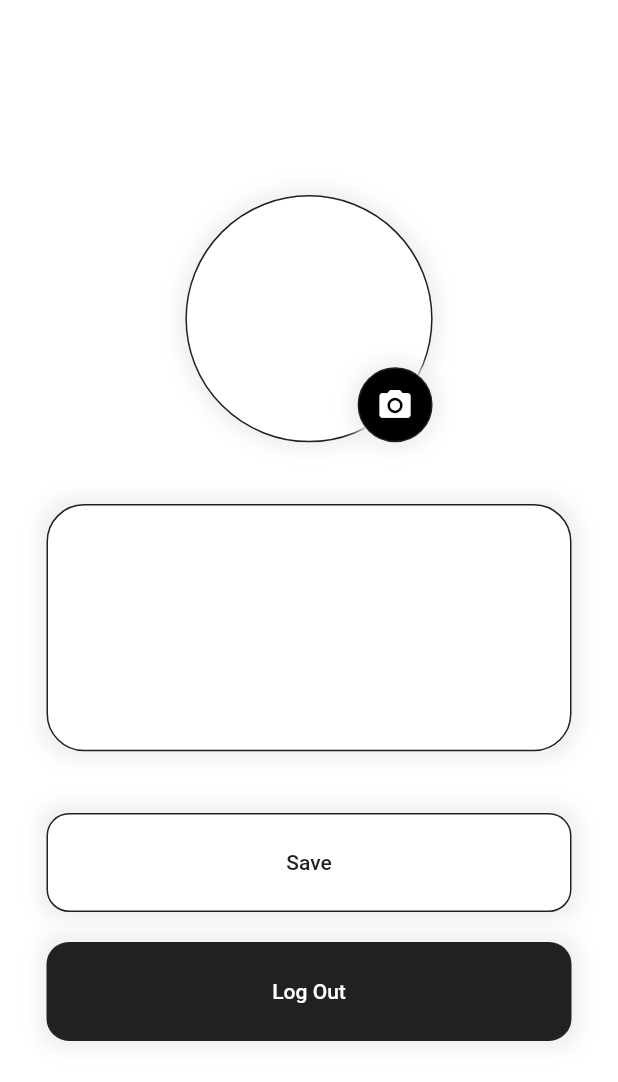
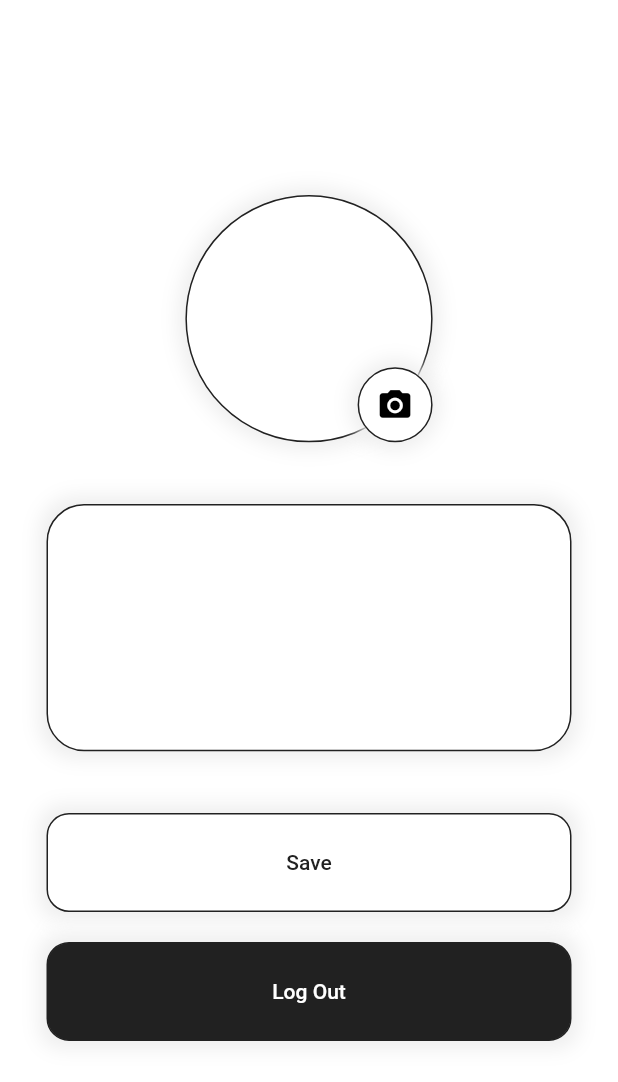
Before and after one commit to CengizhanParlak/assignment, a Flutter app: the ProfileScreen screen opened by its route, on a phone screen of 412 x 824 dp. Shown: the top 1082 px of the screen. Run offline on Flutter 3.47's test engine with Material 2 defaults, Android fonts, the phone set to English and light mode, and no system bars; our stand-ins replace flutter_html, flutter_mobx, geolocator, google_maps_flutter, image_picker, mobx and 2 more; missing offline and left inert: dart:ffi; accounts and stored records are empty; generated files the repository leaves out were written again; network calls fail.

```diff
--- a/lib/view/home/profile/view/profile_screen_view.dart
+++ b/lib/view/home/profile/view/profile_screen_view.dart
@@ -62,20 +62,46 @@ class _ProfileScreenState extends State<ProfileScreen> {
                 Positioned(
                   bottom: 0,
                   right: 0,
-                  child: Container(
-                    decoration: _getDecoration(context, 50, Colors.black),
+                  child: Observer(builder: (_) {
+                    if (!_accountViewModel!.isAccountImageEmpty) {
+                      return Container(
+                        decoration: BoxDecoration(
+                          shape: BoxShape.circle,
+                          image: DecorationImage(
+                            fit: BoxFit.fill,
+                            image: NetworkImage(
+                              _accountViewModel!.getAccountImage,
+                            ),
+                          ),
+                        ),
                         child: IconButton(
                           tooltip: 'Fotoğraf yükle',
                           icon: Icon(
                             Icons.camera_alt,
-                        color: Colors.white,
+                            color: Colors.black,
                             size: size.height * 0.03,
                           ),
                           onPressed: () async {
                             await showCameraModal(context, size);
                           },
                         ),
+                      );
+                    }
+                    return Container(
+                      decoration: _getDecoration(context, 100, Colors.white),
+                      child: IconButton(
+                        tooltip: 'Fotoğraf yükle',
+                        icon: Icon(
+                          Icons.camera_alt,
+                          color: Colors.black,
+                          size: size.height * 0.03,
                         ),
+                        onPressed: () async {
+                          await showCameraModal(context, size);
+                        },
+                      ),
+                    );
+                  }),
                 ),
               ],
             ),
@@ -223,9 +249,10 @@ class _ProfileScreenState extends State<ProfileScreen> {
                                               ),
                                             ),
                                             onPressed: () async {
-                                              final pickedFile = await _picker.pickImage(source: ImageSource.camera);
+                                              final pickedFile =
+                                                  await _picker.pickImage(source: ImageSource.camera, imageQuality: 50);
                                               if (pickedFile != null) {
-                                                // _accountViewModel?.setImage(pickedFile.path);
+                                                await _accountViewModel?.uploadAccountImage(context, pickedFile.path);
                                               }
                                             },
                                           ),
@@ -244,9 +271,10 @@ class _ProfileScreenState extends State<ProfileScreen> {
                                                 ),
                                               ),
                                               onPressed: () async {
-                                                final pickedFile = await _picker.pickImage(source: ImageSource.gallery);
+                                                final pickedFile = await _picker.pickImage(
+                                                    source: ImageSource.gallery, imageQuality: 50);
                                                 if (pickedFile != null) {
-                                                  // _accountViewModel?.setImage(pickedFile.path);
+                                                  await _accountViewModel?.uploadAccountImage(context, pickedFile.path);
                                                 }
                                               },
                                             ),
```
Also changed, not shown: lib/view/home/profile/service/account_network_service.dart (+28 -0 lines), lib/view/home/profile/viewmodel/account_view_model.dart (+7 -0 lines), lib/view/home/profile/viewmodel/account_view_model.g.dart. Lines whose indentation alone changed are shown as unchanged.
